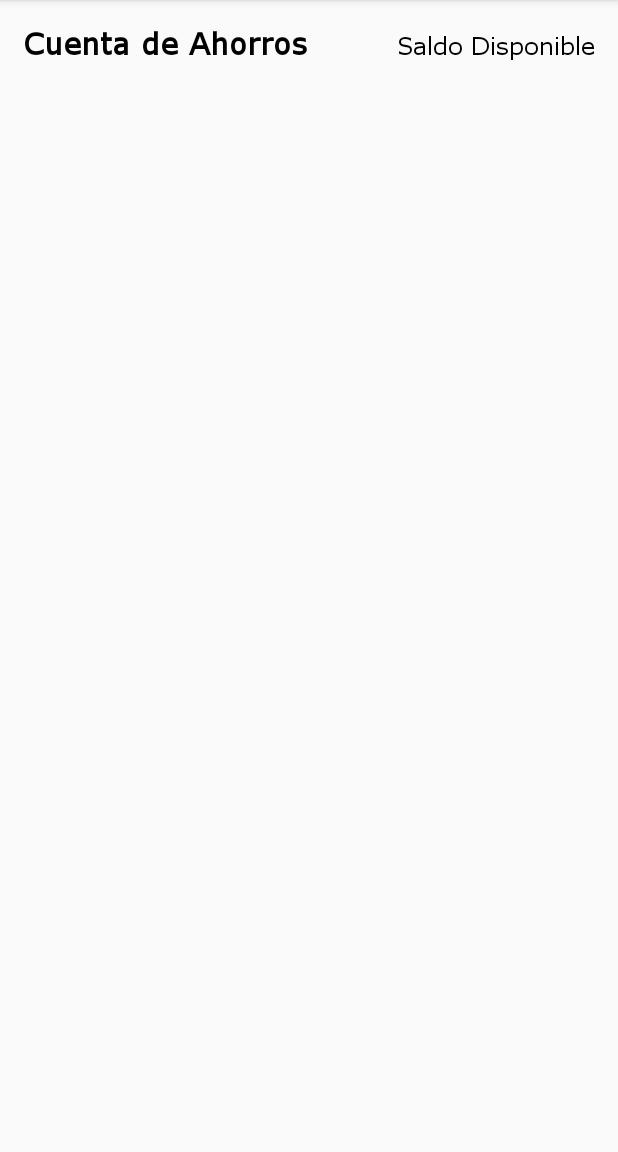
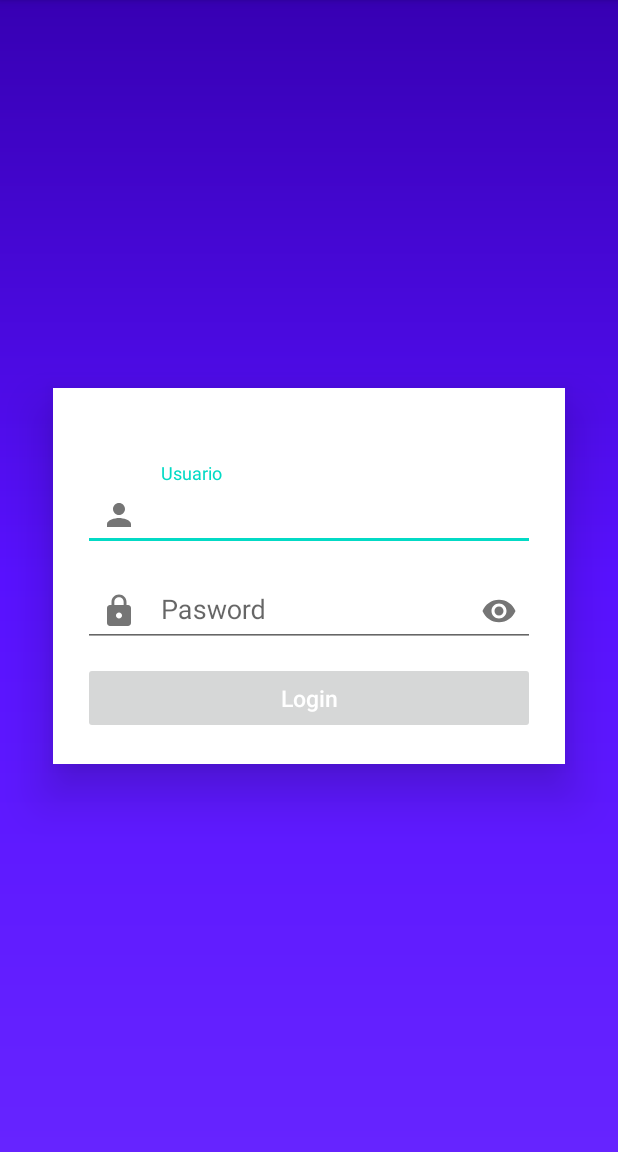
Before and after one commit to brayanSV/pruebatec-todo1-app, an Android app: the screen it shows after launch (History before the commit, Login after it), on a phone screen of 412 x 824 dp, the part 84-1236 px from its top. Run offline under Robolectric (Android 15) with nearby library versions, the phone set to English and light mode, and no system bars.

Commit message:
En este commit se encuentran todos los diseños graficos finalizados al 100% exepto el del codigo QR, se va a iniciar la programación de cada una de las actividades

```diff
--- a/app/build.gradle
+++ b/app/build.gradle
@@ -3,6 +3,7 @@ apply plugin: 'kotlin-android'
 apply plugin: 'kotlin-parcelize'
 apply plugin: 'kotlin-kapt'
 apply plugin: "androidx.navigation.safeargs.kotlin"
+
 android {
     compileSdkVersion 30
     buildToolsVersion "30.0.2"
@@ -47,6 +48,7 @@ dependencies {
     implementation 'androidx.legacy:legacy-support-v4:1.0.0'
     implementation 'androidx.navigation:navigation-fragment-ktx:2.3.5'
     implementation 'androidx.navigation:navigation-ui-ktx:2.3.5'
+    implementation 'com.google.android.material:material:1.5.0-alpha02'
 
     def daggerVer = "2.23"
     implementation "com.google.dagger:dagger-android:$daggerVer"
@@ -64,6 +66,9 @@ dependencies {
     annotationProcessor "androidx.room:room-compiler:$room_version"
     kapt "androidx.room:room-compiler:$room_version"
 
+    def lifecycle_version = "2.3.1"
+    implementation "androidx.lifecycle:lifecycle-livedata-ktx:$lifecycle_version"
+
     testImplementation 'junit:junit:4.12'
     androidTestImplementation 'androidx.test.ext:junit:1.1.3'
     androidTestImplementation 'androidx.test.espresso:espresso-core:3.4.0'
--- /dev/null
+++ b/app/src/main/java/com/user/brayan/pruebatec_todo1/model/Login.kt
@@ -0,0 +1,3 @@
+package com.user.brayan.pruebatec_todo1.model
+
+data class Login(val token: String)
--- a/app/src/main/java/com/user/brayan/pruebatec_todo1/ui/history/History.kt
+++ b/app/src/main/java/com/user/brayan/pruebatec_todo1/ui/history/HistoryActivity.kt
@@ -4,7 +4,7 @@ import androidx.appcompat.app.AppCompatActivity
 import android.os.Bundle
 import com.user.brayan.pruebatec_todo1.R
 
-class History : AppCompatActivity() {
+class HistoryActivity : AppCompatActivity() {
     override fun onCreate(savedInstanceState: Bundle?) {
         super.onCreate(savedInstanceState)
         setContentView(R.layout.activity_history)
--- /dev/null
+++ b/app/src/main/res/drawable/backgroud_login.xml
@@ -0,0 +1,8 @@
+<?xml version="1.0" encoding="utf-8"?>
+<shape xmlns:android="http://schemas.android.com/apk/res/android">
+    <gradient
+        android:angle="90"
+        android:centerColor="#5811FF"
+        android:startColor="#6624FF"
+        android:endColor="#3700B3"/>
+</shape>
--- /dev/null
+++ b/app/src/main/res/drawable/ic_baseline_lock_24.xml
@@ -0,0 +1,10 @@
+<vector xmlns:android="http://schemas.android.com/apk/res/android"
+    android:width="24dp"
+    android:height="24dp"
+    android:viewportWidth="24"
+    android:viewportHeight="24"
+    android:tint="?attr/colorControlNormal">
+  <path
+      android:fillColor="@android:color/white"
+      android:pathData="M18,8h-1L17,6c0,-2.76 -2.24,-5 -5,-5S7,3.24 7,6v2L6,8c-1.1,0 -2,0.9 -2,2v10c0,1.1 0.9,2 2,2h12c1.1,0 2,-0.9 2,-2L20,10c0,-1.1 -0.9,-2 -2,-2zM12,17c-1.1,0 -2,-0.9 -2,-2s0.9,-2 2,-2 2,0.9 2,2 -0.9,2 -2,2zM15.1,8L8.9,8L8.9,6c0,-1.71 1.39,-3.1 3.1,-3.1 1.71,0 3.1,1.39 3.1,3.1v2z"/>
+</vector>
--- /dev/null
+++ b/app/src/main/res/drawable/ic_baseline_person_24.xml
@@ -0,0 +1,10 @@
+<vector xmlns:android="http://schemas.android.com/apk/res/android"
+    android:width="24dp"
+    android:height="24dp"
+    android:viewportWidth="24"
+    android:viewportHeight="24"
+    android:tint="?attr/colorControlNormal">
+  <path
+      android:fillColor="@android:color/white"
+      android:pathData="M12,12c2.21,0 4,-1.79 4,-4s-1.79,-4 -4,-4 -4,1.79 -4,4 1.79,4 4,4zM12,14c-2.67,0 -8,1.34 -8,4v2h16v-2c0,-2.66 -5.33,-4 -8,-4z"/>
+</vector>
--- a/app/src/main/res/layout/activity_login.xml
+++ b/app/src/main/res/layout/activity_login.xml
@@ -4,6 +4,61 @@
     xmlns:tools="http://schemas.android.com/tools"
     android:layout_width="match_parent"
     android:layout_height="match_parent"
-    tools:context=".ui.login.Login">
+    tools:context=".ui.login.Login"
+    android:background="@drawable/backgroud_login">
 
+    <LinearLayout
+        android:id="@+id/linearLayout4"
+        android:layout_width="match_parent"
+        android:layout_height="wrap_content"
+        android:layout_margin="35sp"
+        android:background="@color/colorWhite"
+        android:elevation="20dp"
+        android:orientation="vertical"
+        android:padding="20dp"
+        app:layout_constraintBottom_toBottomOf="parent"
+        app:layout_constraintEnd_toEndOf="parent"
+        app:layout_constraintStart_toStartOf="parent"
+        app:layout_constraintTop_toTopOf="parent">
+
+        <com.google.android.material.textfield.TextInputLayout
+            android:id="@+id/tilUsuario"
+            android:layout_width="match_parent"
+            android:layout_height="wrap_content"
+            android:layout_marginTop="30sp"
+            android:layout_marginBottom="5sp"
+            android:hint="@string/text_input_user"
+            app:startIconDrawable="@drawable/ic_baseline_person_24">
+
+            <com.google.android.material.textfield.TextInputEditText
+                android:layout_width="match_parent"
+                android:layout_height="wrap_content"
+                android:inputType="textPersonName"
+                android:textColor="@color/colorWhite" />
+        </com.google.android.material.textfield.TextInputLayout>
+
+        <com.google.android.material.textfield.TextInputLayout
+            android:id="@+id/tilPassword"
+            android:layout_width="match_parent"
+            android:layout_height="wrap_content"
+            android:layout_marginBottom="10sp"
+            android:hint="@string/text_input_password"
+            app:startIconDrawable="@drawable/ic_baseline_lock_24"
+            app:endIconMode="password_toggle">
+
+            <com.google.android.material.textfield.TextInputEditText
+                android:layout_width="match_parent"
+                android:layout_height="wrap_content"
+                android:inputType="textPassword"
+                android:textColor="@color/colorWhite" />
+        </com.google.android.material.textfield.TextInputLayout>
+
+        <Button
+            android:id="@+id/btnRegistrar"
+            android:layout_width="match_parent"
+            android:layout_height="wrap_content"
+            android:stateListAnimator="@null"
+            android:text="@string/text_button_login"
+            android:theme="@style/ThemeOverlay.App.ButtonColorPrimary" />
+    </LinearLayout>
 </androidx.constraintlayout.widget.ConstraintLayout>
--- a/app/src/main/res/layout/fragment_account.xml
+++ b/app/src/main/res/layout/fragment_account.xml
@@ -41,7 +41,6 @@
             android:id="@+id/contributor_list"
             android:layout_width="match_parent"
             android:layout_height="wrap_content"
-
             android:layout_marginTop="40dp"
             app:layout_constraintEnd_toEndOf="parent"
             app:layout_constraintStart_toStartOf="parent"
--- a/app/src/main/res/values/colors.xml
+++ b/app/src/main/res/values/colors.xml
@@ -4,5 +4,8 @@
     <color name="colorPrimaryDark">#3700B3</color>
     <color name="colorAccent">#03DAC5</color>
     <color name="colorBlack">#000000</color>
+    <color name="colorWhite">#FFFFFF</color>
     <color name="rgb_999999">#999999</color>
+    <color name="rgb_FF0000">#FF0000</color>
+    <color name="rgb_009900">#009900</color>
 </resources>
--- a/app/src/main/res/values/strings.xml
+++ b/app/src/main/res/values/strings.xml
@@ -6,4 +6,7 @@
     <string name="title_transfer">Transfer</string>
     <string name="title_available_balance">Saldo Disponible</string>
     <string name="title_detail_and_movements">Ver detalle y movimientos</string>
+    <string name="text_input_user">Usuario</string>
+    <string name="text_input_password">Pasword</string>
+    <string name="text_button_login">Login</string>
 </resources>
--- a/app/src/main/res/values/styles.xml
+++ b/app/src/main/res/values/styles.xml
@@ -7,4 +7,12 @@
         <item name="colorAccent">@color/colorAccent</item>
     </style>
 
+    <style name="ThemeOverlay.App.ButtonColorPrimary" parent="Widget.AppCompat.Button.Colored">
+        <item name="textAllCaps">false</item>
+        <item name="colorPrimary">@color/colorPrimary</item>
+        <item name="android:textColor">@color/colorWhite</item>
+        <item name="elevation">6sp</item>
+        <item name="android:textSize">15sp</item>
+        <item name="android:padding">10sp</item>
+    </style>
 </resources>
```
Also changed, not shown: app/src/main/AndroidManifest.xml (+7 -6 lines), app/src/main/java/com/user/brayan/pruebatec_todo1/model/Accounts.kt (+7 -9 lines), app/src/main/java/com/user/brayan/pruebatec_todo1/model/HistoryAccounts.kt (added, +25 -0 lines), app/src/main/res/drawable/backgroud_circle_login.xml (added, +15 -0 lines), app/src/main/res/drawable/ic_baseline_home_24.xml (added, +10 -0 lines), app/src/main/res/layout/activity_history.xml (+54 -3 lines), app/src/main/res/layout/history_item.xml (added, +76 -0 lines).
